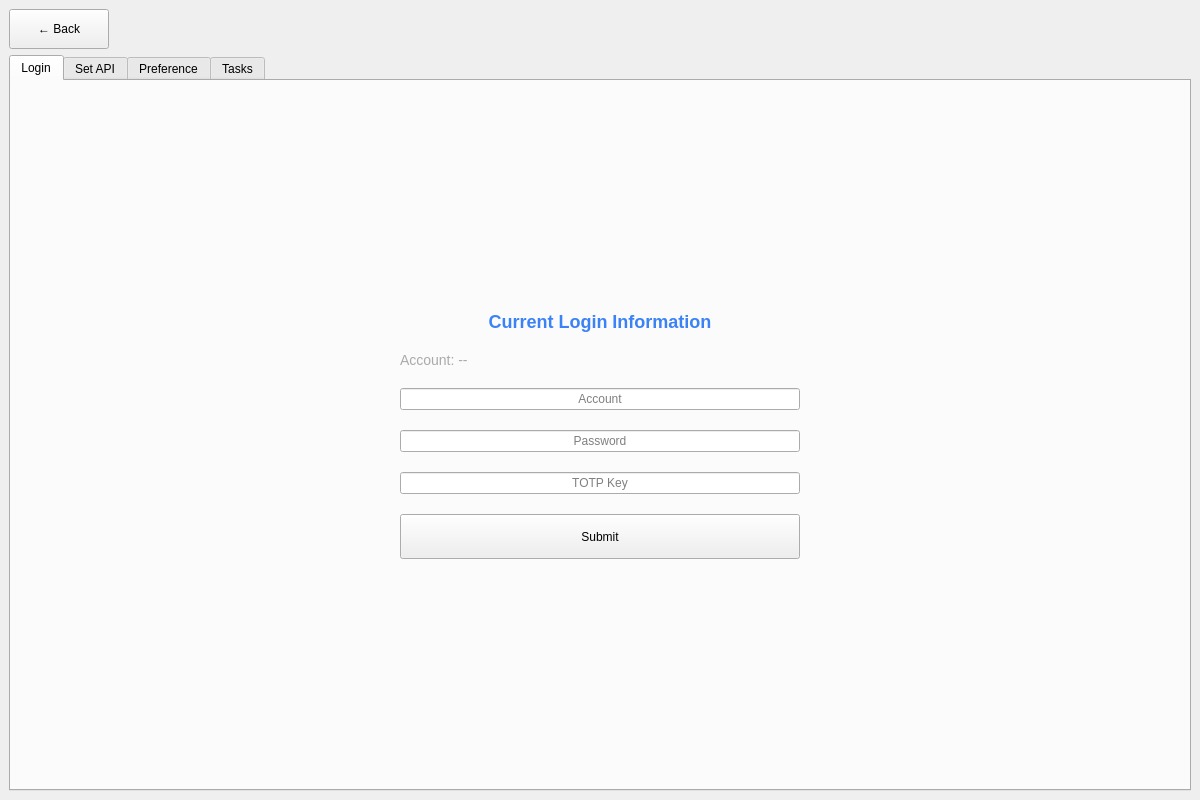
Old version of the form gui/ui/sitting.ui in the repository s1lently/canvas_decon.
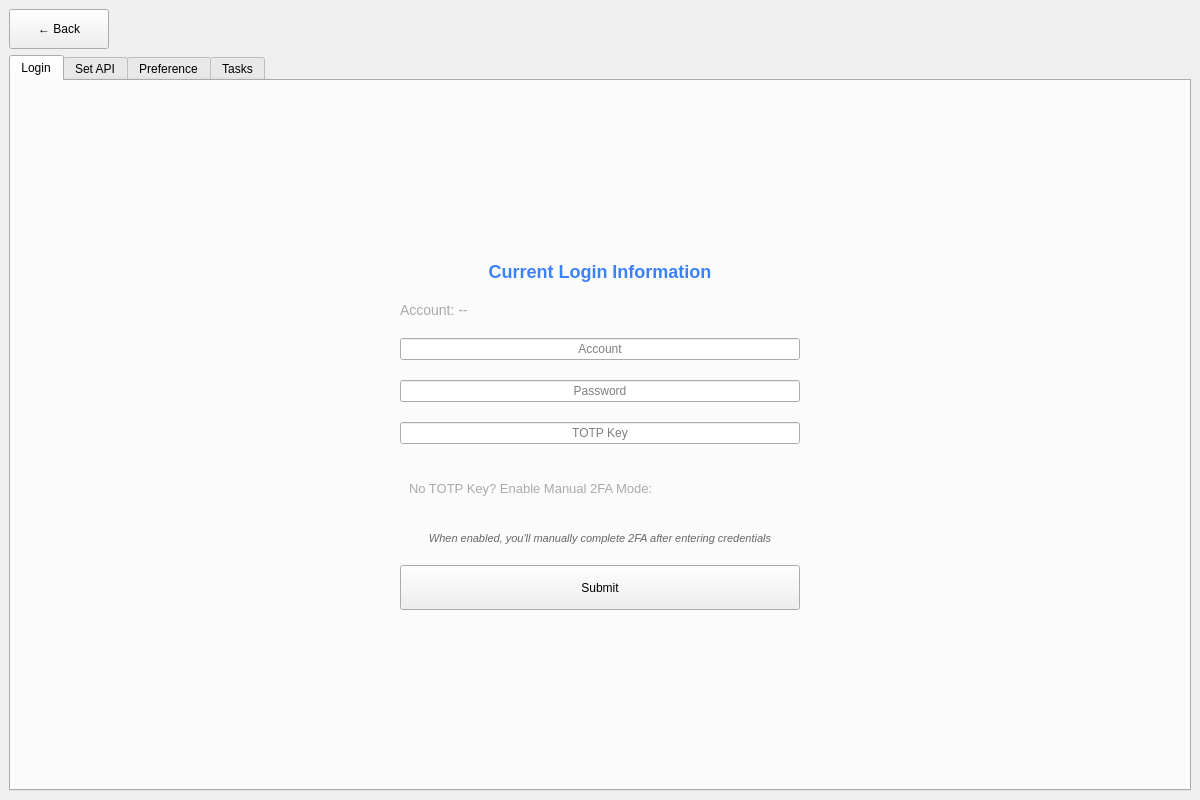
New version of the form.

Commit message: feat: add manual 2FA mode support

Diff of the .ui file:
```diff
--- a/gui/ui/sitting.ui
+++ b/gui/ui/sitting.ui
@@ -174,6 +174,63 @@
               </property>
              </widget>
             </item>
+            <item>
+             <widget class="QWidget" name="manualModeContainer">
+              <property name="minimumWidth">
+               <number>400</number>
+              </property>
+              <property name="maximumWidth">
+               <number>400</number>
+              </property>
+              <layout class="QHBoxLayout" name="manualModeLayout">
+               <property name="spacing">
+                <number>10</number>
+               </property>
+               <item>
+                <widget class="QLabel" name="manualModeLabel">
+                 <property name="text">
+                  <string>No TOTP Key? Enable Manual 2FA Mode:</string>
+                 </property>
+                 <property name="styleSheet">
+                  <string>font-size: 13px; color: #aaa;</string>
+                 </property>
+                </widget>
+               </item>
+               <item>
+                <widget class="QWidget" name="manualModeTogglePlaceholder">
+                 <property name="minimumSize">
+                  <size>
+                   <width>50</width>
+                   <height>30</height>
+                  </size>
+                 </property>
+                </widget>
+               </item>
+              </layout>
+             </widget>
+            </item>
+            <item>
+             <widget class="QLabel" name="manualModeHintLabel">
+              <property name="text">
+               <string>When enabled, you'll manually complete 2FA after entering credentials</string>
+              </property>
+              <property name="styleSheet">
+               <string>font-size: 11px; color: #666; font-style: italic;</string>
+              </property>
+              <property name="alignment">
+               <set>Qt::AlignCenter</set>
+              </property>
+              <property name="wordWrap">
+               <bool>true</bool>
+              </property>
+              <property name="minimumWidth">
+               <number>400</number>
+              </property>
+              <property name="maximumWidth">
+               <number>400</number>
+              </property>
+             </widget>
+            </item>
             <item>
              <widget class="QPushButton" name="submitBtn">
               <property name="text">
```
The commit also changes 6 other files.
